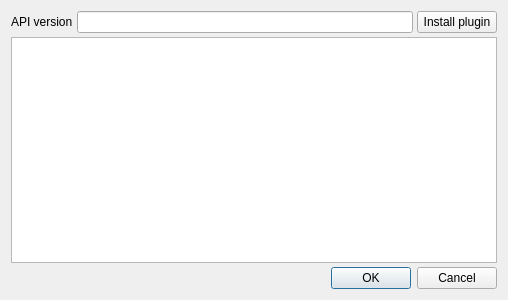
Above: src/plugininfowindow/plugininfowindow.ui from QQxiaoming/quardCRT before the change. Below: the same form after it.
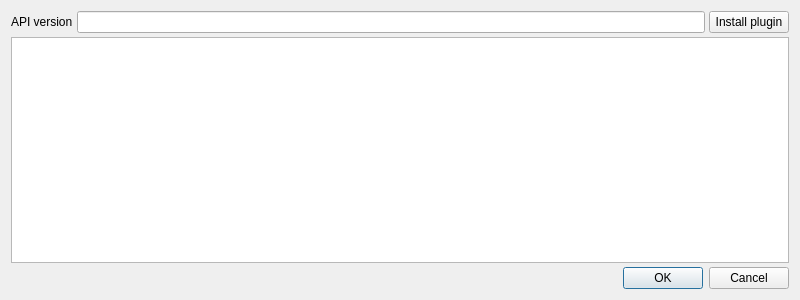
That is the form after the change.

The edit to the form file:
```diff
--- a/src/plugininfowindow/plugininfowindow.ui
+++ b/src/plugininfowindow/plugininfowindow.ui
@@ -6,7 +6,7 @@
    <rect>
     <x>0</x>
     <y>0</y>
-    <width>508</width>
+    <width>800</width>
     <height>300</height>
    </rect>
   </property>
```
Left out of the diff: 4 changed lines with no effect on the pictures.
